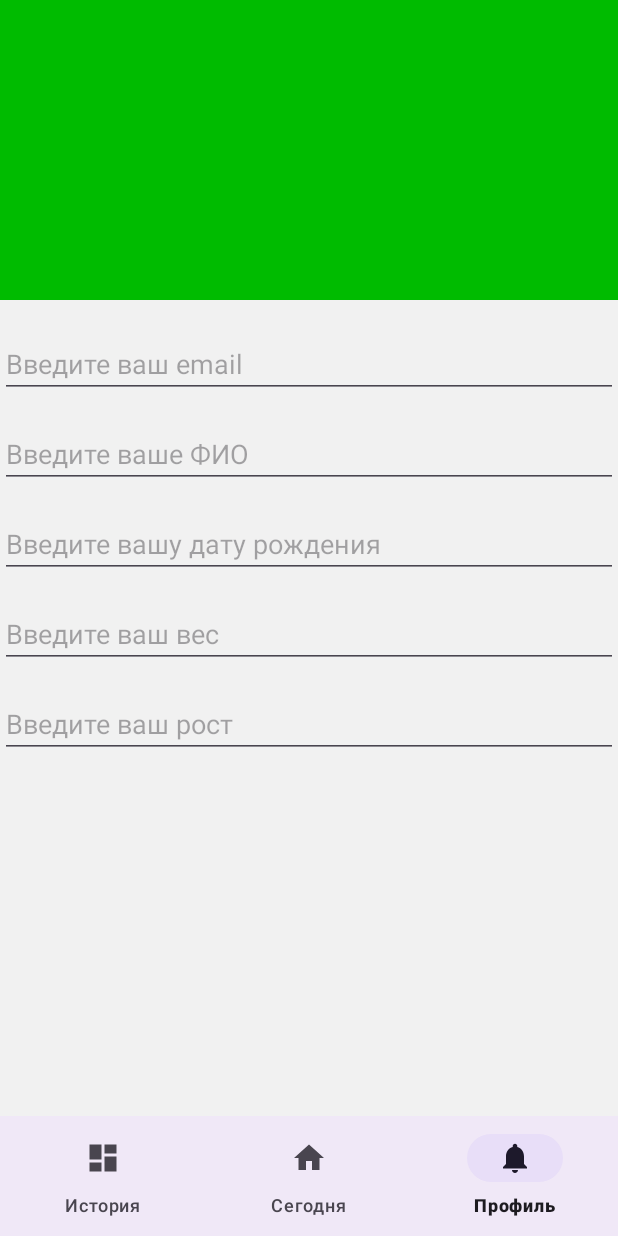
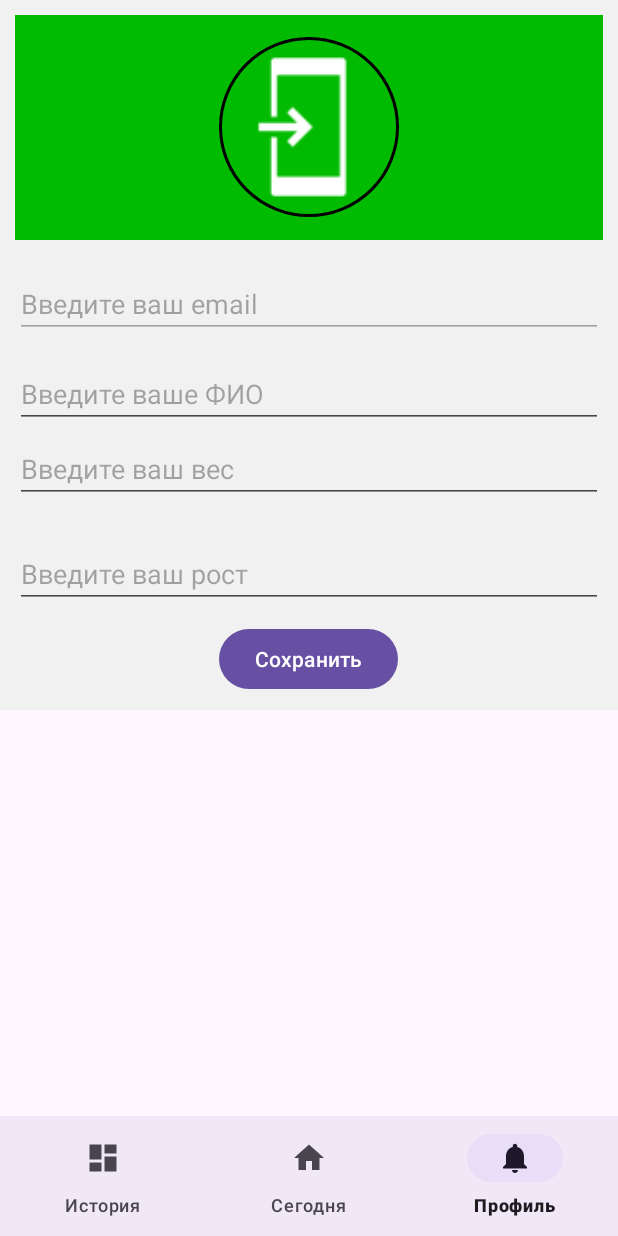
Before and after one commit to NewEra039/calculator0ffood, an Android app: the ProfileFragment screen opened through its navigation route, on a phone screen of 412 x 824 dp. Run offline under Robolectric (Android 15) with nearby library versions, the phone set to English and light mode, and no system bars; our stand-ins replace CircleImageView, Firebase (no records; nobody signed in at launch, a user with empty details on screens opened directly), navigation-ui; 7 statements that could not run were skipped.

```diff
--- a/app/src/main/java/com/example/calculator0ffood/ui/profile/ProfileFragment.java
+++ b/app/src/main/java/com/example/calculator0ffood/ui/profile/ProfileFragment.java
@@ -1,27 +1,103 @@
 package com.example.calculator0ffood.ui.profile;
 
+import android.annotation.SuppressLint;
+import android.app.Activity;
+import android.app.DatePickerDialog;
+import android.content.ActivityNotFoundException;
+import android.content.Intent;
+import android.graphics.Bitmap;
+import android.graphics.Color;
+import android.graphics.drawable.ColorDrawable;
 import android.os.Bundle;
+import android.provider.MediaStore;
+import android.telephony.PhoneNumberFormattingTextWatcher;
+import android.text.Editable;
+import android.text.TextWatcher;
 import android.view.LayoutInflater;
 import android.view.View;
 import android.view.ViewGroup;
+import android.widget.DatePicker;
 
+import androidx.activity.result.ActivityResult;
+import androidx.activity.result.ActivityResultCallback;
+import androidx.activity.result.ActivityResultLauncher;
+import androidx.activity.result.contract.ActivityResultContracts;
 import androidx.annotation.NonNull;
 import androidx.fragment.app.Fragment;
 import androidx.lifecycle.ViewModelProvider;
 import com.example.calculator0ffood.databinding.FragmentProfileBinding;
+import com.example.loginregister.login.LoginViewModel;
+import com.example.model.User;
+import com.google.firebase.auth.FirebaseAuth;
+import com.google.firebase.auth.FirebaseUser;
+import com.google.firebase.database.DataSnapshot;
+import com.google.firebase.database.DatabaseError;
+import com.google.firebase.database.DatabaseReference;
+import com.google.firebase.database.FirebaseDatabase;
+import com.google.firebase.database.ValueEventListener;
+
+import java.util.Calendar;
+import java.util.Date;
 
 
 public class ProfileFragment extends Fragment {
 
-private FragmentProfileBinding binding;
+    private FragmentProfileBinding binding;
+    private DatePickerDialog.OnDateSetListener mDateSetListener;
+    private Calendar currentDate;
+    private User user;
+    private Bitmap foto;
 
     public View onCreateView(@NonNull LayoutInflater inflater,
             ViewGroup container, Bundle savedInstanceState) {
-        ProfileViewModel notificationsViewModel =
-                new ViewModelProvider(this).get(ProfileViewModel.class);
+        LoginViewModel loginViewModel =
+                new ViewModelProvider(this).get(LoginViewModel.class);
 
         binding = FragmentProfileBinding.inflate(inflater, container, false);
         View root = binding.getRoot();
+        loginViewModel.getUser().observe(getViewLifecycleOwner(),value->{
+            user=value;
+            binding.userEmail.setText(value.getEmail());
+            binding.userFio.setText(user.getFio());
+            int year = currentDate.get(Calendar.YEAR);
+            int month = currentDate.get(Calendar.MONTH);
+            int day = currentDate.get(Calendar.DAY_OF_MONTH);
+            binding.userWeight.setText(Double.toString(user.getWeight()));
+            binding.userHeight.setText(Double.toString(user.getHeight()));
+        });
+        binding.saveButton.setOnClickListener(new View.OnClickListener() {
+                @Override
+                public void onClick(View view) {
+                    user.setFio(binding.userFio.getText().toString());
+                    user.setHeight(Double.parseDouble(binding.userHeight.getText().toString()));
+                    user.setWeight(Double.parseDouble(binding.userWeight.getText().toString()));
+                    loginViewModel.SaveData(user);
+                }
+            });
+        ActivityResultLauncher<Intent> startForResultCamera = registerForActivityResult(
+                new ActivityResultContracts.StartActivityForResult(),
+                new ActivityResultCallback<ActivityResult>() {
+                    @Override
+                    public void onActivityResult(ActivityResult result) {
+                        if (result.getResultCode() == Activity.RESULT_OK) {
+                            Intent intent = result.getData();
+                            intent.putExtra("content", "camera");
+                            Bundle extras = result.getData().getExtras();
+                            foto = (Bitmap) extras.get("data");
+                            binding.profileImage.setImageBitmap(foto);
+                        }
+                    }
+                });
+        binding.profileImage.setOnClickListener(new View.OnClickListener() {
+            @Override
+            public void onClick(View view) {
+                Intent takePictureIntent = new Intent(MediaStore.ACTION_IMAGE_CAPTURE);
+                try {
+                    startForResultCamera.launch(takePictureIntent);
+                } catch (ActivityNotFoundException e) {
+                }
+            }
+        });
         return root;
 }
 
--- a/app/src/main/java/com/example/loginregister/login/LoginViewModel.java
+++ b/app/src/main/java/com/example/loginregister/login/LoginViewModel.java
@@ -8,7 +8,12 @@ import androidx.lifecycle.MutableLiveData;
 import androidx.lifecycle.ViewModel;
 
 import com.example.model.AuthAppRepository;
+import com.example.model.User;
 import com.google.firebase.auth.FirebaseUser;
+import com.google.firebase.database.DataSnapshot;
+import com.google.firebase.database.DatabaseError;
+import com.google.firebase.database.DatabaseReference;
+import com.google.firebase.database.ValueEventListener;
 
 public class LoginViewModel extends AndroidViewModel {
     private AuthAppRepository authAppRepository;
@@ -30,4 +35,10 @@ public class LoginViewModel extends AndroidViewModel {
     public MutableLiveData<Boolean> getLoggedOutLiveData() {
         return loggedOutLiveData;
     }
+    public void SaveData(User user) {
+        authAppRepository.SaveUser(user);
+    }
+    public MutableLiveData<User> getUser(){
+       return authAppRepository.getUser();
+    }
 }
--- a/app/src/main/java/com/example/model/AuthAppRepository.java
+++ b/app/src/main/java/com/example/model/AuthAppRepository.java
@@ -3,6 +3,7 @@ package com.example.model;
 import android.app.Application;
 import android.content.Intent;
 import android.os.Build;
+import android.util.Log;
 import android.widget.Toast;
 
 import androidx.annotation.NonNull;
@@ -14,9 +15,13 @@ import com.google.android.gms.tasks.Task;
 import com.google.firebase.auth.AuthResult;
 import com.google.firebase.auth.FirebaseAuth;
 import com.google.firebase.auth.FirebaseUser;
+import com.google.firebase.database.DataSnapshot;
+import com.google.firebase.database.DatabaseError;
 import com.google.firebase.database.DatabaseReference;
 import com.google.firebase.database.FirebaseDatabase;
+import com.google.firebase.database.ValueEventListener;
 
+import java.util.Calendar;
 import java.util.Date;
 import java.util.Objects;
 
@@ -74,7 +79,7 @@ public class AuthAppRepository {
                                 Toast.makeText(application.getApplicationContext(), "Registration Success", Toast.LENGTH_SHORT).show();
                                 dbRef.child(firebaseAuth.getCurrentUser().getUid().toString()).setValue(firebaseAuth.getCurrentUser().getEmail());
                                 User user=new User(firebaseAuth.getCurrentUser().getEmail(),
-                                        "",new Date(0,0,0),0,0);
+                                        "",0,0,"");
                                 dbRefProfile.child(firebaseAuth.getCurrentUser().getUid()).setValue(user);
 
                             } else {
@@ -84,7 +89,30 @@ public class AuthAppRepository {
                     });
         }
     }
+    public void SaveUser(User user){
+        DatabaseReference dbRefProfile=this.firebaseDatabase.getReference("profiles/"+firebaseAuth.getCurrentUser().getUid());
+        dbRefProfile.setValue(user);
+    }
+    public MutableLiveData<User> getUser(){
+        String userId=firebaseAuth.getCurrentUser().getUid();
+        MutableLiveData<User> userLiveDate=new MutableLiveData<>();
+        dbRefProfile.child(userId).addValueEventListener(new ValueEventListener() {
+            @Override
+            public void onDataChange(@NonNull DataSnapshot snapshot) {
+                User user = snapshot.getValue(User.class);
+                userLiveDate.setValue(user);
+            }
 
+            @Override
+            public void onCancelled(@NonNull DatabaseError error) {
+
+            }
+        });
+        return userLiveDate;
+    }
+    public DatabaseReference getDbRefProfile(){
+        return dbRefProfile;
+    }
     public void logOut() {
         firebaseAuth.signOut();
         loggedOutLiveData.postValue(true);
--- a/app/src/main/res/layout/eat_item.xml
+++ b/app/src/main/res/layout/eat_item.xml
@@ -1,7 +1,8 @@
 <?xml version="1.0" encoding="utf-8"?>
 <RelativeLayout xmlns:android="http://schemas.android.com/apk/res/android"
     android:layout_width="match_parent"
-    android:layout_height="wrap_content">
+    android:layout_height="wrap_content"
+    android:background="@color/bg">
 
     <TextView
         android:id="@+id/editTextDishName"
--- a/app/src/main/res/layout/fragment_history.xml
+++ b/app/src/main/res/layout/fragment_history.xml
@@ -10,7 +10,7 @@
     <RelativeLayout
         android:id="@+id/upper_bg"
         android:layout_width="match_parent"
-        android:layout_height="200dp"
+        android:layout_height="150dp"
         android:background="#00BB00">
         <TextView
             android:layout_width="wrap_content"
--- a/app/src/main/res/layout/fragment_profile.xml
+++ b/app/src/main/res/layout/fragment_profile.xml
@@ -1,16 +1,22 @@
 <?xml version="1.0" encoding="utf-8"?>
-<RelativeLayout xmlns:android="http://schemas.android.com/apk/res/android"
+<ScrollView
+    xmlns:android="http://schemas.android.com/apk/res/android"
     xmlns:app="http://.androschemasmaid.com/apk/res-auto"
     xmlns:tools="http://sches.android.com/tools"
     android:layout_width="match_parent"
     android:layout_height="match_parent"
+    >
+<RelativeLayout
+    android:layout_width="match_parent"
+    android:layout_height="match_parent"
     android:background="@color/bg"
+    android:padding="10dp"
     tools:context=".MainActivity">
 
     <RelativeLayout
         android:id="@+id/upper_bg"
         android:layout_width="match_parent"
-        android:layout_height="200dp"
+        android:layout_height="150dp"
         android:background="#00BB00">
         <de.hdodenhof.circleimageview.CircleImageView
             xmlns:app="http://schemas.android.com/apk/res-auto"
@@ -18,6 +24,7 @@
             android:layout_width="120dp"
             android:layout_height="120dp"
             android:layout_centerInParent="true"
+            android:src="@drawable/common_full_open_on_phone"
             app:civ_border_width="2dp"
             app:civ_border_color="#FF000000"/>
     </RelativeLayout>
@@ -27,6 +34,8 @@
         android:layout_below="@+id/upper_bg"
         android:layout_marginTop="20dp"
         android:hint="@string/email"
+        android:enabled="false"
+        android:id="@+id/user_email"
         android:inputType="textEmailAddress" />
     <EditText
         android:layout_width="match_parent"
@@ -34,26 +43,32 @@
         android:layout_below="@+id/upper_bg"
         android:layout_marginTop="80dp"
         android:hint="@string/fio"
+        android:id="@+id/user_fio"
         android:inputType="textEmailAddress" />
+
     <EditText
         android:layout_width="match_parent"
         android:layout_height="wrap_content"
         android:layout_below="@+id/upper_bg"
-        android:layout_marginTop="140dp"
-        android:hint="@string/birthsday"
-        android:inputType="textEmailAddress" />
+        android:layout_marginTop="130dp"
+        android:id="@+id/user_weight"
+        android:hint="@string/your_weight"
+        android:inputType="number" />
     <EditText
         android:layout_width="match_parent"
         android:layout_height="wrap_content"
         android:layout_below="@+id/upper_bg"
         android:layout_marginTop="200dp"
-        android:hint="@string/your_weight"
-        android:inputType="textEmailAddress" />
-    <EditText
-        android:layout_width="match_parent"
+        android:hint="@string/your_height"
+        android:id="@+id/user_height"
+        android:inputType="number" />
+    <Button
+        android:layout_width="wrap_content"
         android:layout_height="wrap_content"
-        android:layout_below="@+id/upper_bg"
-        android:layout_marginTop="260dp"
-        android:hint="@string/your_height"
-        android:inputType="textEmailAddress" />
+        android:text="@string/save"
+        android:id="@+id/save_button"
+        android:layout_centerInParent="true"
+        android:layout_marginTop="10dp"
+        android:layout_below="@+id/user_height"/>
 </RelativeLayout>
+</ScrollView>
--- a/app/src/main/res/layout/fragment_today.xml
+++ b/app/src/main/res/layout/fragment_today.xml
@@ -10,7 +10,7 @@
     <RelativeLayout
         android:id="@+id/upper_bg"
         android:layout_width="match_parent"
-        android:layout_height="200dp"
+        android:layout_height="150dp"
         android:background="#00BB00">
 
         <TextView
--- a/app/src/main/res/values/strings.xml
+++ b/app/src/main/res/values/strings.xml
@@ -16,4 +16,5 @@
     <!-- TODO: Remove or change this placeholder text -->
     <string name="hello_blank_fragment">Hello blank fragment</string>
     <string name="name">Название</string>
+    <string name="save">Сохранить</string>
 </resources>
--- a/gradle/libs.versions.toml
+++ b/gradle/libs.versions.toml
@@ -1,5 +1,5 @@
 [versions]
-agp = "8.4.0"
+agp = "8.5.0"
 junit = "4.13.2"
 junitVersion = "1.1.5"
 espressoCore = "3.5.1"
```
Also changed, not shown: app/src/main/java/com/example/model/User.java (+14 -11 lines), gradle/wrapper/gradle-wrapper.properties.
